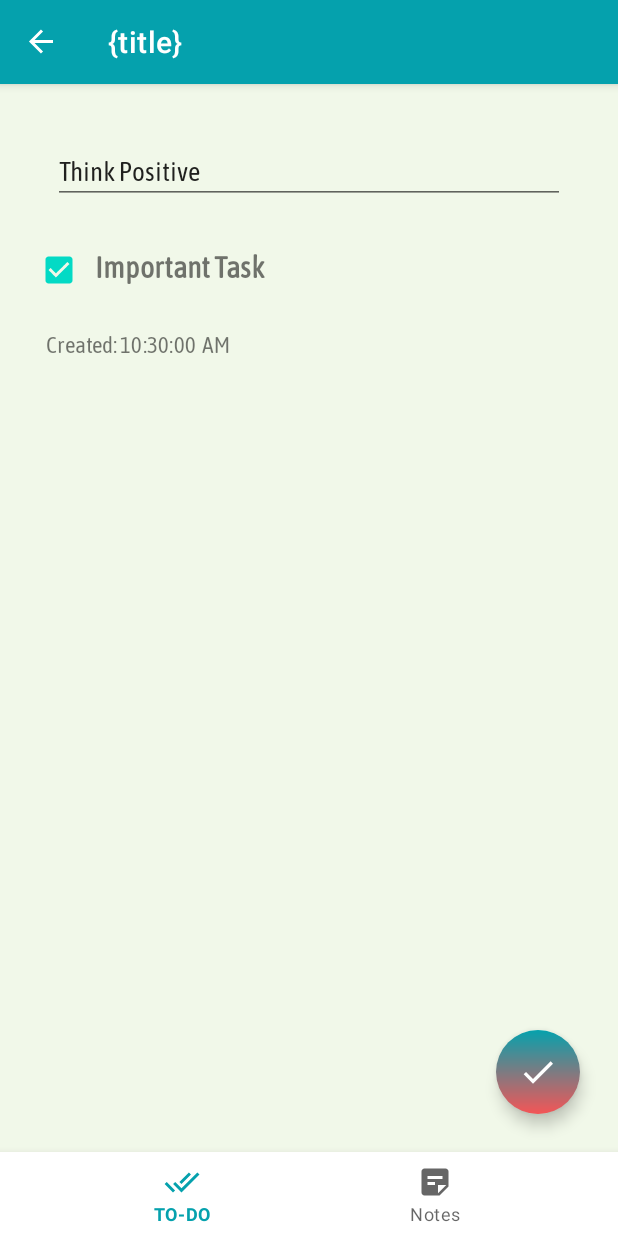
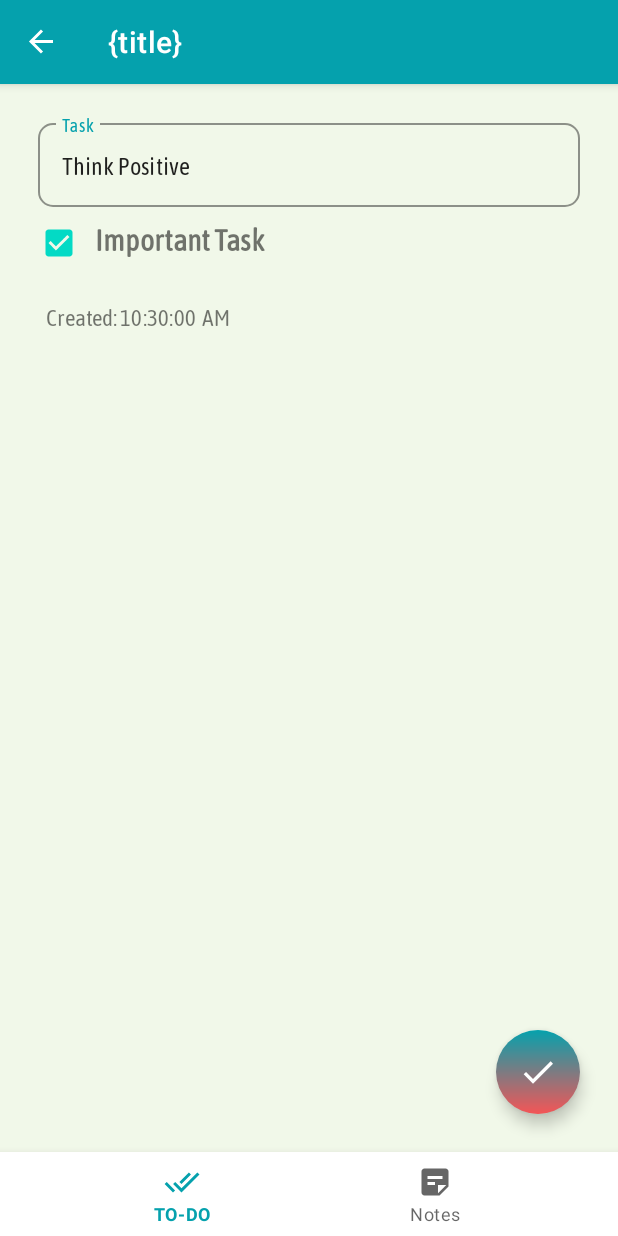
Before and after one commit to betulnecanli/TodoNotesMVVM, an Android app: the screen it shows after launch (MainActivity), after a tap on "Think Positive", on a phone screen of 412 x 824 dp. Run offline under Robolectric (Android 15) with nearby library versions, the phone set to English and light mode, and no system bars; our stand-ins replace Dagger/Hilt's generated code, Room's generated code, navigation-ui.

Commit message:
Edittext to material textinput

```diff
--- a/app/src/main/res/layout/fragment_add_edit_task.xml
+++ b/app/src/main/res/layout/fragment_add_edit_task.xml
@@ -15,12 +15,26 @@
         app:layout_constraintTop_toTopOf="parent"
         android:orientation="vertical">
 
-        <EditText
-            android:id="@+id/task_edit_text"
+        <com.google.android.material.textfield.TextInputLayout
+            android:id="@+id/textInputLayout"
+            style="@style/Base.Widget.MaterialComponents.TextInputLayout.style"
             android:layout_width="match_parent"
             android:layout_height="wrap_content"
-            android:fontFamily="@font/asapcondensed"
-            android:layout_margin="20dp" />
+            android:layout_marginTop="5dp"
+            android:layout_marginHorizontal="10dp"
+            android:hint="Task"
+            app:layout_constraintTop_toTopOf="parent"
+            tools:layout_editor_absoluteX="9dp">
+
+            <com.google.android.material.textfield.TextInputEditText
+                android:id="@+id/task_edit_text"
+                android:fontFamily="@font/asapcondensed"
+                android:layout_width="match_parent"
+                android:layout_height="wrap_content" />
+
+
+        </com.google.android.material.textfield.TextInputLayout>
+
 
 
         <LinearLayout
```
